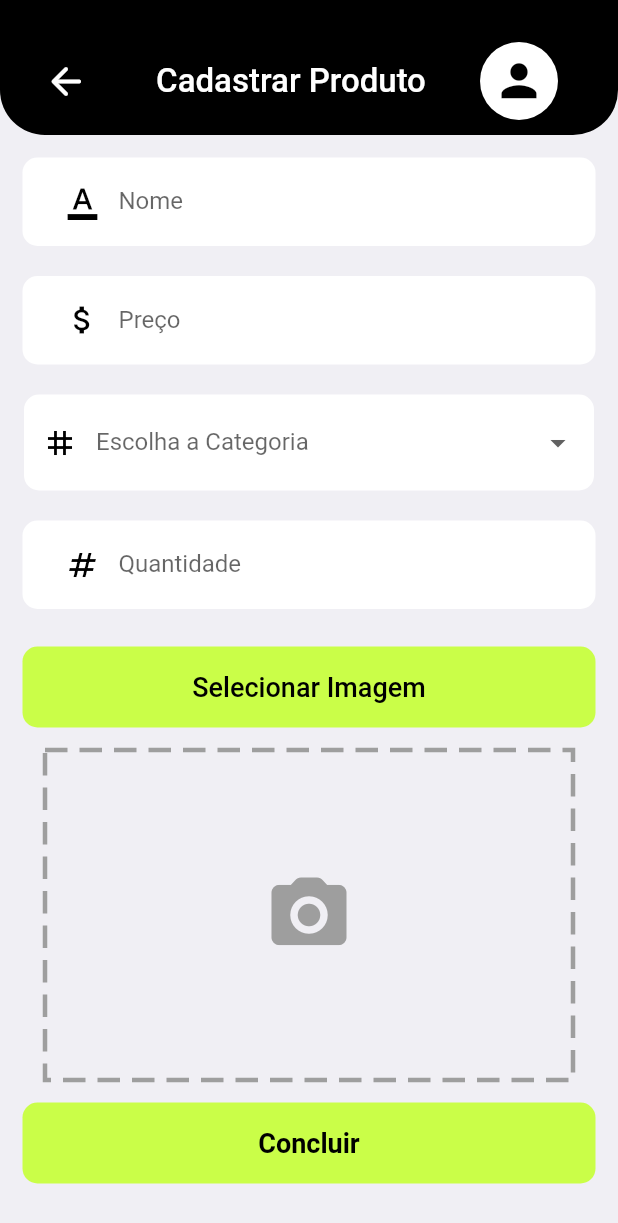
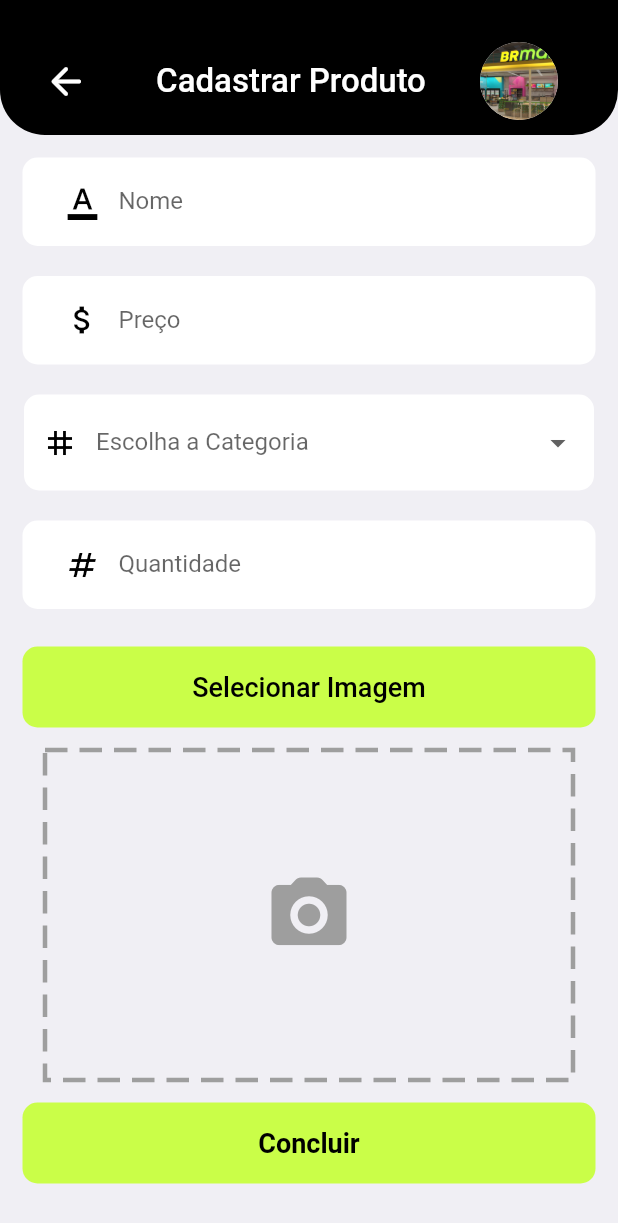
Before and after one commit to guiqmaia/gear, a Flutter app: the ProductSignupPage screen opened directly, on a phone screen of 412 x 824 dp. Shown: the top 1223 px of the screen. Run offline on Flutter 3.47's test engine with Material 2 defaults, Android fonts, the phone set to English and light mode, and no system bars; drawn by our look-alikes of dotted_border; our stand-ins replace animated_text_kit, fl_chart, image_picker, sqflite; missing offline and left inert: onboarding; accounts and stored records are empty.

Commit message:
adding picture to topbar

```diff
--- a/lib/presenter/product_signup/Widgets/product_signup_body.dart
+++ b/lib/presenter/product_signup/Widgets/product_signup_body.dart
@@ -32,7 +32,6 @@ class _SignupPageBodyState extends State<SignupPageBody> {
   Uint8List? photo;
   String? dropdownValue;
 
-
   List<DropdownMenuItem<String>> list = const [
     DropdownMenuItem(value: 'Refrigerante', child: Text('Refrigerante')),
     DropdownMenuItem(value: 'Cerveja', child: Text('Cerveja')),
@@ -42,7 +41,6 @@ class _SignupPageBodyState extends State<SignupPageBody> {
     DropdownMenuItem(value: 'Água', child: Text('Água')),
   ];
 
-  Uint8List? photo;
   File? image;
   Future pickImage() async {
     try {
--- a/lib/presenter/profile/profile_page.dart
+++ b/lib/presenter/profile/profile_page.dart
@@ -33,7 +33,7 @@ class BodyProfilePage extends StatelessWidget {
             const TopBarApp(
               title: "Perfil",
               pageRoute: HomePage(),
-              isProfile: false,
+              isProfile: true,
             ),
             const NamePhotoProfile(),
             const SizedBox(height: 15),
--- a/lib/presenter/shared/widgets/top_bar_app.dart
+++ b/lib/presenter/shared/widgets/top_bar_app.dart
@@ -1,4 +1,5 @@
 import 'package:flutter/material.dart';
+import 'package:gear/core/app_assets.dart';
 
 import '../../profile/profile_page.dart';
 
@@ -7,13 +8,11 @@ class TopBarApp extends StatelessWidget {
   final dynamic pageRoute;
   final bool isProfile;
 
-
   const TopBarApp({
     Key? key,
     required this.title,
     required this.pageRoute,
     required this.isProfile,
-
   }) : super(key: key);
 
   @override
@@ -60,14 +59,10 @@ class TopBarApp extends StatelessWidget {
                   ),
                 );
               },
-              child: const CircleAvatar(
+              child: CircleAvatar(
                 radius: 26,
                 backgroundColor: Colors.white,
-                child: Icon(
-                  Icons.person,
-                  color: Colors.black,
-                  size: 35,
-                ),
+                backgroundImage: Image.asset(imgStore).image,
               ),
             ),
           ),
```
